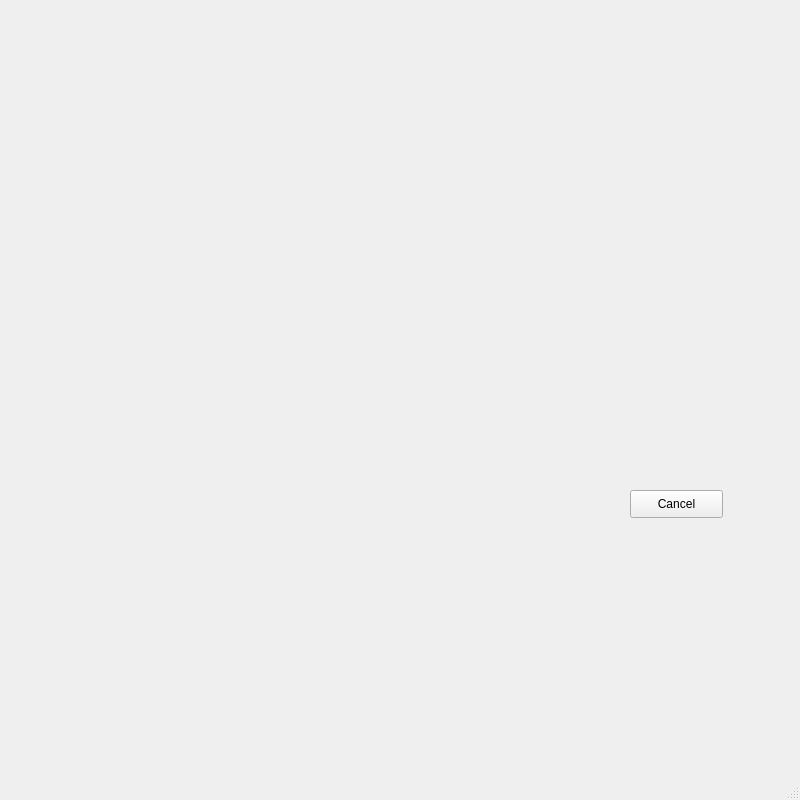
Before: the Qt Designer form GJR/views/updateTicket.ui in CaduRomaniello/GJR, drawn with Qt 5.
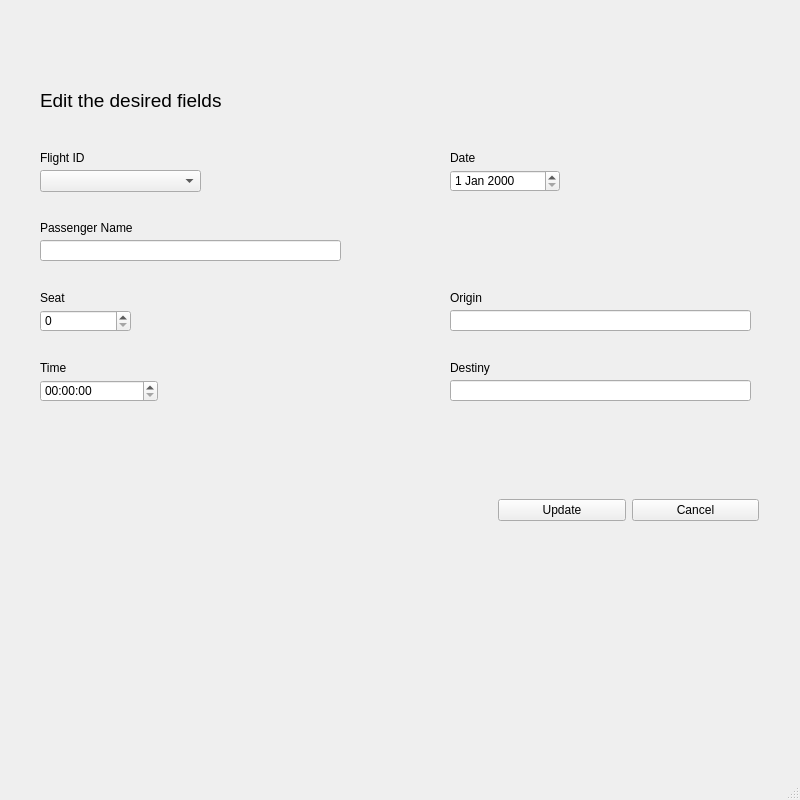
After: the same form once the commit is applied.

```diff
--- a/GJR/views/updateTicket.ui
+++ b/GJR/views/updateTicket.ui
@@ -26,19 +26,214 @@
    <string>MainWindow</string>
   </property>
   <widget class="QWidget" name="centralwidget">
-   <widget class="QPushButton" name="button_cancel">
+   <widget class="QLineEdit" name="edit_field_destiny">
     <property name="geometry">
      <rect>
-      <x>630</x>
-      <y>490</y>
-      <width>93</width>
-      <height>28</height>
+      <x>450</x>
+      <y>380</y>
+      <width>301</width>
+      <height>21</height>
      </rect>
     </property>
+   </widget>
+   <widget class="QLineEdit" name="edit_field_name">
+    <property name="geometry">
+     <rect>
+      <x>40</x>
+      <y>240</y>
+      <width>301</width>
+      <height>21</height>
+     </rect>
+    </property>
+   </widget>
+   <widget class="QLabel" name="label_field_seat">
+    <property name="geometry">
+     <rect>
+      <x>40</x>
+      <y>290</y>
+      <width>55</width>
+      <height>16</height>
+     </rect>
+    </property>
     <property name="text">
-     <string>Cancel</string>
+     <string>Seat</string>
     </property>
    </widget>
+   <widget class="QComboBox" name="combo_box_id_flight">
+    <property name="geometry">
+     <rect>
+      <x>40</x>
+      <y>170</y>
+      <width>161</width>
+      <height>22</height>
+     </rect>
+    </property>
+   </widget>
+   <widget class="QLabel" name="label_field_origin">
+    <property name="geometry">
+     <rect>
+      <x>450</x>
+      <y>290</y>
+      <width>55</width>
+      <height>16</height>
+     </rect>
+    </property>
+    <property name="text">
+     <string>Origin</string>
+    </property>
+   </widget>
+   <widget class="QLineEdit" name="line_edit_origin">
+    <property name="geometry">
+     <rect>
+      <x>450</x>
+      <y>310</y>
+      <width>301</width>
+      <height>21</height>
+     </rect>
+    </property>
+   </widget>
+   <widget class="QLabel" name="label_title">
+    <property name="geometry">
+     <rect>
+      <x>40</x>
+      <y>80</y>
+      <width>351</width>
+      <height>41</height>
+     </rect>
+    </property>
+    <property name="font">
+     <font>
+      <pointsize>14</pointsize>
+     </font>
+    </property>
+    <property name="text">
+     <string>Edit the desired fields</string>
+    </property>
+   </widget>
+   <widget class="QLabel" name="label_field_date">
+    <property name="geometry">
+     <rect>
+      <x>450</x>
+      <y>150</y>
+      <width>55</width>
+      <height>16</height>
+     </rect>
+    </property>
+    <property name="text">
+     <string>Date</string>
+    </property>
+   </widget>
+   <widget class="QTimeEdit" name="time_flight">
+    <property name="geometry">
+     <rect>
+      <x>40</x>
+      <y>380</y>
+      <width>118</width>
+      <height>22</height>
+     </rect>
+    </property>
+   </widget>
+   <widget class="QLabel" name="label_field_destiny">
+    <property name="geometry">
+     <rect>
+      <x>450</x>
+      <y>360</y>
+      <width>55</width>
+      <height>16</height>
+     </rect>
+    </property>
+    <property name="text">
+     <string>Destiny</string>
+    </property>
+   </widget>
+   <widget class="QSpinBox" name="spin_box_number_seat">
+    <property name="geometry">
+     <rect>
+      <x>40</x>
+      <y>310</y>
+      <width>91</width>
+      <height>22</height>
+     </rect>
+    </property>
+    <property name="maximum">
+     <number>900</number>
+    </property>
+   </widget>
+   <widget class="QLabel" name="label_field_id_flight">
+    <property name="geometry">
+     <rect>
+      <x>40</x>
+      <y>150</y>
+      <width>55</width>
+      <height>16</height>
+     </rect>
+    </property>
+    <property name="text">
+     <string>Flight ID</string>
+    </property>
+   </widget>
+   <widget class="QLabel" name="label_field_name">
+    <property name="geometry">
+     <rect>
+      <x>40</x>
+      <y>220</y>
+      <width>111</width>
+      <height>16</height>
+     </rect>
+    </property>
+    <property name="text">
+     <string>Passenger Name</string>
+    </property>
+   </widget>
+   <widget class="QLabel" name="label_field_time">
+    <property name="geometry">
+     <rect>
+      <x>40</x>
+      <y>360</y>
+      <width>55</width>
+      <height>16</height>
+     </rect>
+    </property>
+    <property name="text">
+     <string>Time</string>
+    </property>
+   </widget>
+   <widget class="QDateEdit" name="date_ticket">
+    <property name="geometry">
+     <rect>
+      <x>450</x>
+      <y>170</y>
+      <width>110</width>
+      <height>22</height>
+     </rect>
+    </property>
+   </widget>
+   <widget class="QWidget" name="horizontalLayoutWidget">
+    <property name="geometry">
+     <rect>
+      <x>498</x>
+      <y>470</y>
+      <width>261</width>
+      <height>80</height>
+     </rect>
+    </property>
+    <layout class="QHBoxLayout" name="horizontalLayout">
+     <item>
+      <widget class="QPushButton" name="button_update_ticket">
+       <property name="text">
+        <string>Update</string>
+       </property>
+      </widget>
+     </item>
+     <item>
+      <widget class="QPushButton" name="button_cancel">
+       <property name="text">
+        <string>Cancel</string>
+       </property>
+      </widget>
+     </item>
+    </layout>
+   </widget>
   </widget>
   <widget class="QMenuBar" name="menubar">
    <property name="geometry">
```
Left out of the diff: 2 changed lines with no effect on the pictures.
